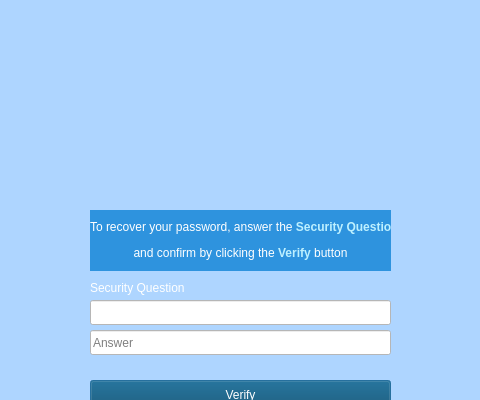
First picture: the form in LeonCam/ForgottenPassword.ui, repository kazimierczak-robert/LeonCam, before the edit; both pictures show x 160 to 640 and y 0 to 400 of the 800 by 600 pixel window.
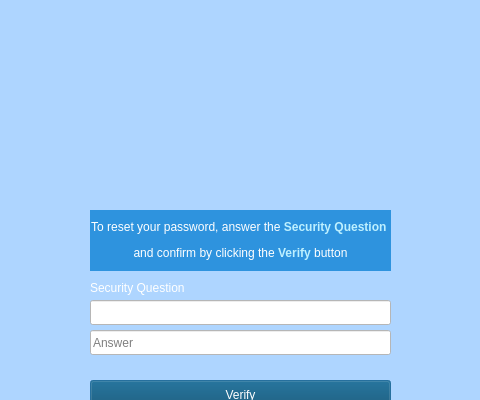
Second picture: the form after the edit. Icons and pictures are not drawn.

Diff of the .ui file:
```diff
--- a/LeonCam/ForgottenPassword.ui
+++ b/LeonCam/ForgottenPassword.ui
@@ -65,7 +65,7 @@
     <number>1</number>
    </property>
    <property name="text">
-    <string>&lt;html&gt;&lt;head/&gt;&lt;body&gt;&lt;p align=&quot;center&quot;&gt;To recover your password, answer the &lt;span style=&quot; font-weight:600; color:#bdf0ff;&quot;&gt;Security Question &lt;/span&gt;&lt;/p&gt;&lt;p align=&quot;center&quot;&gt;and confirm by clicking the &lt;span style=&quot; font-weight:600; color:#bdf0ff;&quot;&gt;Verify&lt;/span&gt; button&lt;/p&gt;&lt;/body&gt;&lt;/html&gt;</string>
+    <string>&lt;html&gt;&lt;head/&gt;&lt;body&gt;&lt;p align=&quot;center&quot;&gt;To reset your password, answer the &lt;span style=&quot; font-weight:600; color:#bdf0ff;&quot;&gt;Security Question &lt;/span&gt;&lt;/p&gt;&lt;p align=&quot;center&quot;&gt;and confirm by clicking the &lt;span style=&quot; font-weight:600; color:#bdf0ff;&quot;&gt;Verify&lt;/span&gt; button&lt;/p&gt;&lt;/body&gt;&lt;/html&gt;</string>
    </property>
    <property name="textFormat">
     <enum>Qt::AutoText</enum>
```
